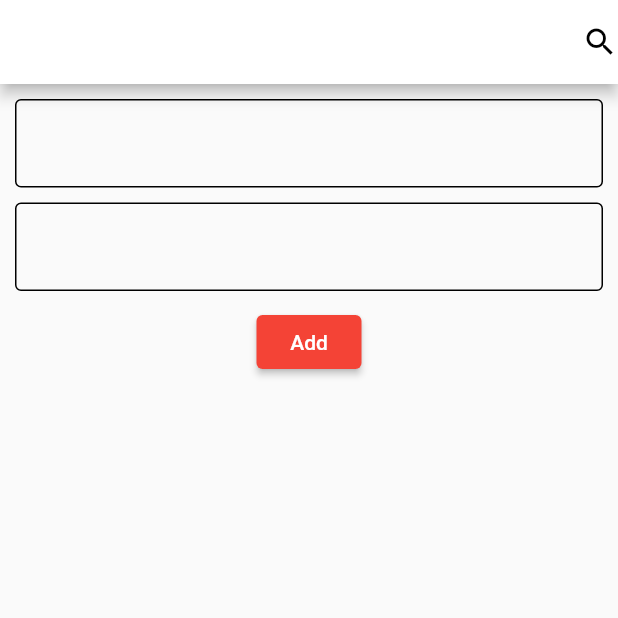
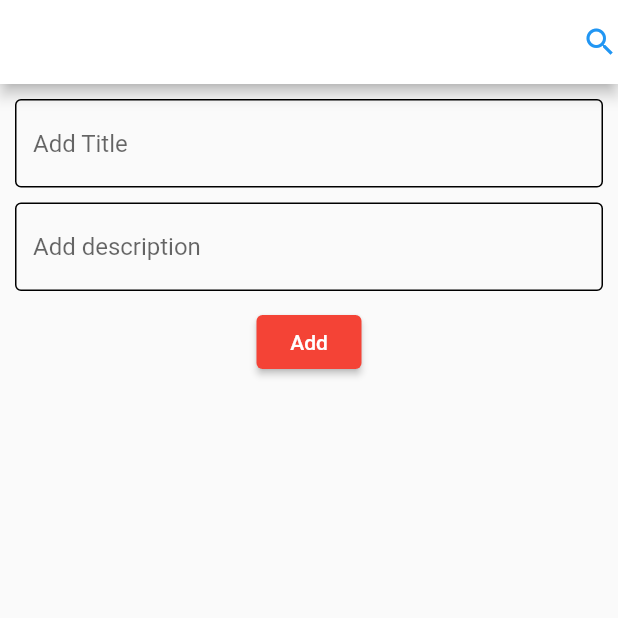
Before and after one commit to islamnabila/flutter_assignment, a Flutter app: the screen it shows after launch, on a phone screen of 412 x 824 dp, the top half of it. Run offline on Flutter 3.47's test engine with Material 2 defaults, Android fonts, the phone set to English and light mode, and no system bars.

Commit message:
module 10 assignment added

```diff
--- a/lib/add_todo.dart
+++ b/lib/add_todo.dart
@@ -34,8 +34,9 @@ class _AddTodoState extends State<AddTodo> {
           TextFormField(
             controller: addtitleController,
             decoration: const InputDecoration(
+              hintText: "Add Title",
                 focusedBorder: OutlineInputBorder(
-                  borderSide: BorderSide(color: Colors.black, width: 2),
+                  borderSide: BorderSide(color: Colors.blue, width: 2),
                 ),
                 enabledBorder: OutlineInputBorder()),
             validator: (String? value){
@@ -50,8 +51,9 @@ class _AddTodoState extends State<AddTodo> {
           TextFormField(
             controller: addDetailsController,
             decoration: const InputDecoration(
+              hintText: "Add description",
                 focusedBorder: OutlineInputBorder(
-                  borderSide: BorderSide(color: Colors.black, width: 2),
+                  borderSide: BorderSide(color: Colors.blue, width: 2),
                 ),
                 enabledBorder: OutlineInputBorder()),
             validator: (String? value){
--- a/lib/home_page.dart
+++ b/lib/home_page.dart
@@ -22,7 +22,7 @@ class _MyHomePageState extends State<MyHomePage> {
         actions: [
           Icon(
             Icons.search,
-            color: Colors.black,
+            color: Colors.blue,
           )
         ],
       ),
--- a/lib/update_todo.dart
+++ b/lib/update_todo.dart
@@ -45,7 +45,7 @@ class _UpdateTodoState extends State<UpdateTodo> {
                     focusedBorder: OutlineInputBorder(
                         borderSide: BorderSide(
                             color: Colors
-                                .black)),
+                                .blue)),
                     enabledBorder:
                     OutlineInputBorder()),
                 validator: (String? value){
@@ -63,7 +63,7 @@ class _UpdateTodoState extends State<UpdateTodo> {
                     focusedBorder: OutlineInputBorder(
                         borderSide: BorderSide(
                             color: Colors
-                                .black)),
+                                .blue)),
                     enabledBorder:
                     OutlineInputBorder()),
                 validator: (String? value){
```
